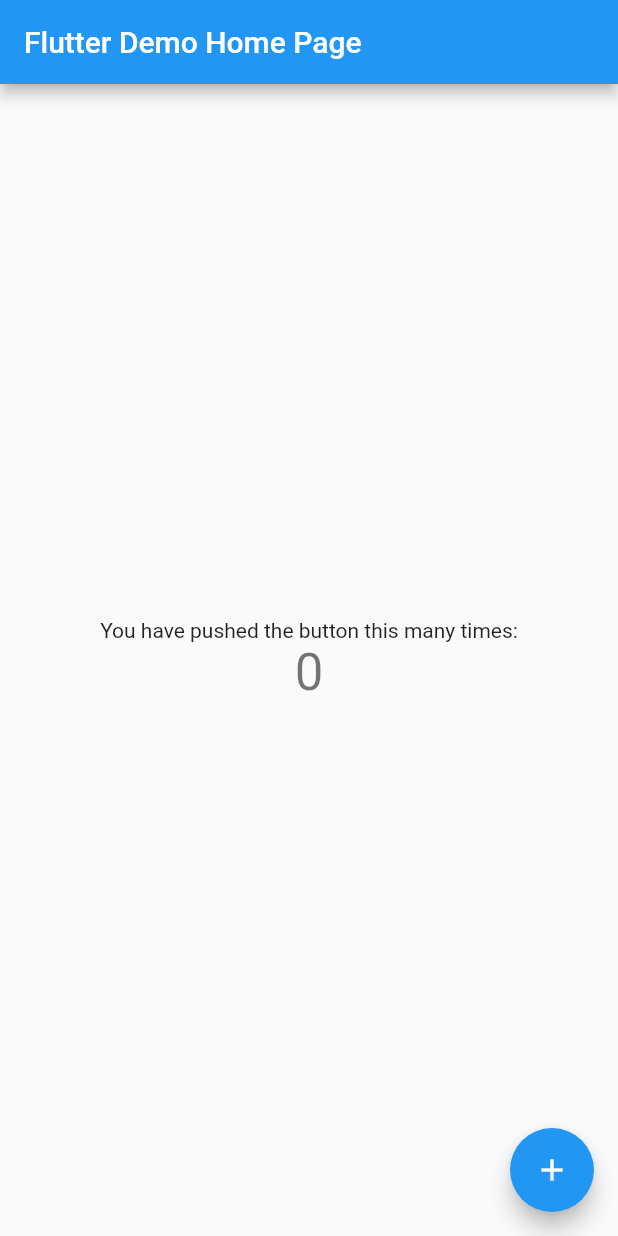
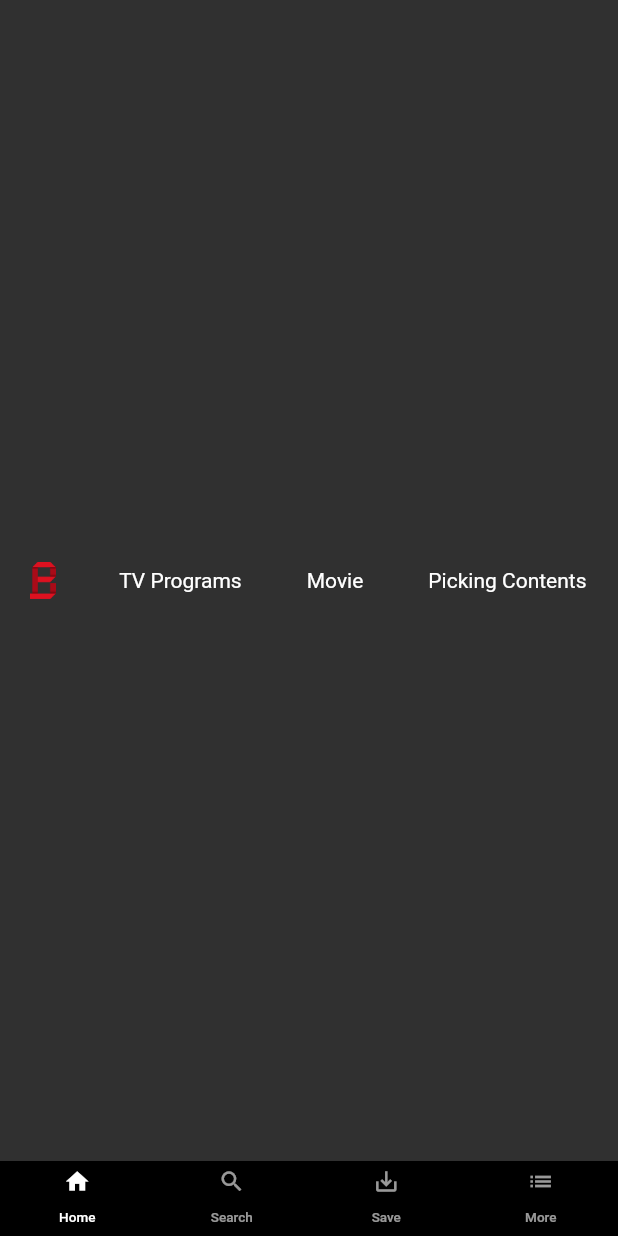
Before and after one commit to yeosu0107/flutter-netflix-clone, a Flutter app: the screen it shows after launch, on a phone screen of 412 x 824 dp. Run offline on Flutter 3.47's test engine with Material 2 defaults, Android fonts, the phone set to English and light mode, and no system bars.

Commit message:
하단 탭바 추가, 홈 화면 탑바 추가

```diff
--- a/lib/main.dart
+++ b/lib/main.dart
@@ -1,115 +1,37 @@
 import 'package:flutter/material.dart';
+import 'package:flutter_netflix_clone/screen/HomeScreen.dart';
+import 'package:flutter_netflix_clone/widget/BottomBar.dart';
 
 void main() {
-  runApp(const MyApp());
+  runApp(MyApp());
 }
 
-class MyApp extends StatelessWidget {
-  const MyApp({Key? key}) : super(key: key);
+class MyApp extends StatefulWidget {
+  _MyAppState createState() => _MyAppState();
+}
 
-  // This widget is the root of your application.
+class _MyAppState extends State<MyApp> {
+  //TabController controller;
   @override
   Widget build(BuildContext context) {
     return MaterialApp(
-      title: 'Flutter Demo',
-      theme: ThemeData(
-        // This is the theme of your application.
-        //
-        // Try running your application with "flutter run". You'll see the
-        // application has a blue toolbar. Then, without quitting the app, try
-        // changing the primarySwatch below to Colors.green and then invoke
-        // "hot reload" (press "r" in the console where you ran "flutter run",
-        // or simply save your changes to "hot reload" in a Flutter IDE).
-        // Notice that the counter didn't reset back to zero; the application
-        // is not restarted.
-        primarySwatch: Colors.blue,
-      ),
-      home: const MyHomePage(title: 'Flutter Demo Home Page'),
-    );
+        title: 'netflix-clone',
+        theme: ThemeData(
+            brightness: Brightness.dark,
+            primaryColor: Colors.black,
+            accentColor: Colors.white),
+        home: DefaultTabController(
+            length: 4,
+            child: Scaffold(
+              body: TabBarView(
+                  physics: NeverScrollableScrollPhysics(),
+                  children: [
+                    HomeScreen(),
+                    Container(child: Center(child: Text('Search'))),
+                    Container(child: Center(child: Text('Save'))),
+                    Container(child: Center(child: Text('More')))
+                  ]),
+              bottomNavigationBar: BottomBar(),
+            )));
   }
 }
-
-class MyHomePage extends StatefulWidget {
-  const MyHomePage({Key? key, required this.title}) : super(key: key);
-
-  // This widget is the home page of your application. It is stateful, meaning
-  // that it has a State object (defined below) that contains fields that affect
-  // how it looks.
-
-  // This class is the configuration for the state. It holds the values (in this
-  // case the title) provided by the parent (in this case the App widget) and
-  // used by the build method of the State. Fields in a Widget subclass are
-  // always marked "final".
-
-  final String title;
-
-  @override
-  State<MyHomePage> createState() => _MyHomePageState();
-}
-
-class _MyHomePageState extends State<MyHomePage> {
-  int _counter = 0;
-
-  void _incrementCounter() {
-    setState(() {
-      // This call to setState tells the Flutter framework that something has
-      // changed in this State, which causes it to rerun the build method below
-      // so that the display can reflect the updated values. If we changed
-      // _counter without calling setState(), then the build method would not be
-      // called again, and so nothing would appear to happen.
-      _counter++;
-    });
-  }
-
-  @override
-  Widget build(BuildContext context) {
-    // This method is rerun every time setState is called, for instance as done
-    // by the _incrementCounter method above.
-    //
-    // The Flutter framework has been optimized to make rerunning build methods
-    // fast, so that you can just rebuild anything that needs updating rather
-    // than having to individually change instances of widgets.
-    return Scaffold(
-      appBar: AppBar(
-        // Here we take the value from the MyHomePage object that was created by
-        // the App.build method, and use it to set our appbar title.
-        title: Text(widget.title),
-      ),
-      body: Center(
-        // Center is a layout widget. It takes a single child and positions it
-        // in the middle of the parent.
-        child: Column(
-          // Column is also a layout widget. It takes a list of children and
-          // arranges them vertically. By default, it sizes itself to fit its
-          // children horizontally, and tries to be as tall as its parent.
-          //
-          // Invoke "debug painting" (press "p" in the console, choose the
-          // "Toggle Debug Paint" action from the Flutter Inspector in Android
-          // Studio, or the "Toggle Debug Paint" command in Visual Studio Code)
-          // to see the wireframe for each widget.
-          //
-          // Column has various properties to control how it sizes itself and
-          // how it positions its children. Here we use mainAxisAlignment to
-          // center the children vertically; the main axis here is the vertical
-          // axis because Columns are vertical (the cross axis would be
-          // horizontal).
-          mainAxisAlignment: MainAxisAlignment.center,
-          children: <Widget>[
-            const Text(
-              'You have pushed the button this many times:',
-            ),
-            Text(
-              '$_counter',
-              style: Theme.of(context).textTheme.headline4,
-            ),
-          ],
-        ),
-      ),
-      floatingActionButton: FloatingActionButton(
-        onPressed: _incrementCounter,
-        tooltip: 'Increment',
-        child: const Icon(Icons.add),
-      ), // This trailing comma makes auto-formatting nicer for build methods.
-    );
-  }
-}
--- /dev/null
+++ b/lib/screen/HomeScreen.dart
@@ -0,0 +1,50 @@
+import 'package:flutter/material.dart';
+
+class HomeScreen extends StatefulWidget {
+  _HomeScreenState createState() => _HomeScreenState();
+}
+
+class _HomeScreenState extends State<HomeScreen> {
+  @override
+  void initState() {
+    super.initState();
+  }
+
+  @override
+  Widget build(BuildContext context) {
+    return TopBar();
+  }
+}
+
+class TopBar extends StatelessWidget {
+  @override
+  Widget build(BuildContext context) {
+    return Container(
+      padding: EdgeInsets.fromLTRB(20, 7, 20, 7),
+      child: Row(mainAxisAlignment: MainAxisAlignment.spaceBetween, children: [
+        Image.asset('images/logo.png', fit: BoxFit.contain, height: 25),
+        Container(
+          padding: EdgeInsets.only(right: 1),
+          child: Text(
+            'TV Programs',
+            style: TextStyle(fontSize: 14),
+          ),
+        ),
+        Container(
+          padding: EdgeInsets.only(right: 1),
+          child: Text(
+            'Movie',
+            style: TextStyle(fontSize: 14),
+          ),
+        ),
+        Container(
+          padding: EdgeInsets.only(right: 1),
+          child: Text(
+            'Picking Contents',
+            style: TextStyle(fontSize: 14),
+          ),
+        )
+      ]),
+    );
+  }
+}
--- /dev/null
+++ b/lib/widget/BottomBar.dart
@@ -0,0 +1,33 @@
+import 'package:flutter/material.dart';
+
+class BottomBar extends StatelessWidget {
+  @override
+  Widget build(BuildContext context) {
+    return Container(
+        color: Colors.black,
+        child: Container(
+            height: 50,
+            child: TabBar(
+                labelColor: Colors.white,
+                unselectedLabelColor: Colors.white60,
+                indicatorColor: Colors.transparent,
+                tabs: <Widget>[
+                  Tab(
+                    icon: Icon(Icons.home, size: 18),
+                    child: Text('Home', style: TextStyle(fontSize: 9)),
+                  ),
+                  Tab(
+                    icon: Icon(Icons.search, size: 18),
+                    child: Text('Search', style: TextStyle(fontSize: 9)),
+                  ),
+                  Tab(
+                    icon: Icon(Icons.save_alt, size: 18),
+                    child: Text('Save', style: TextStyle(fontSize: 9)),
+                  ),
+                  Tab(
+                    icon: Icon(Icons.list, size: 18),
+                    child: Text('More', style: TextStyle(fontSize: 9)),
+                  )
+                ])));
+  }
+}
--- a/pubspec.yaml
+++ b/pubspec.yaml
@@ -58,9 +58,8 @@
   uses-material-design: true
 
   # To add assets to your application, add an assets section, like this:
-  # assets:
-  #   - images/a_dot_burr.jpeg
-  #   - images/a_dot_ham.jpeg
+  assets:
+    - images/logo.png
 
   # An image asset can refer to one or more resolution-specific "variants", see
   # https://flutter.dev/assets-and-images/#resolution-aware
```
Also changed, not shown: images/logo.png (added).
